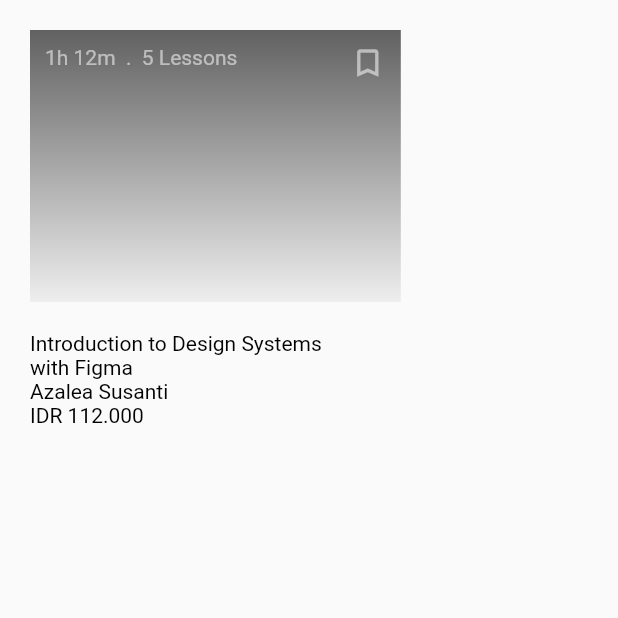
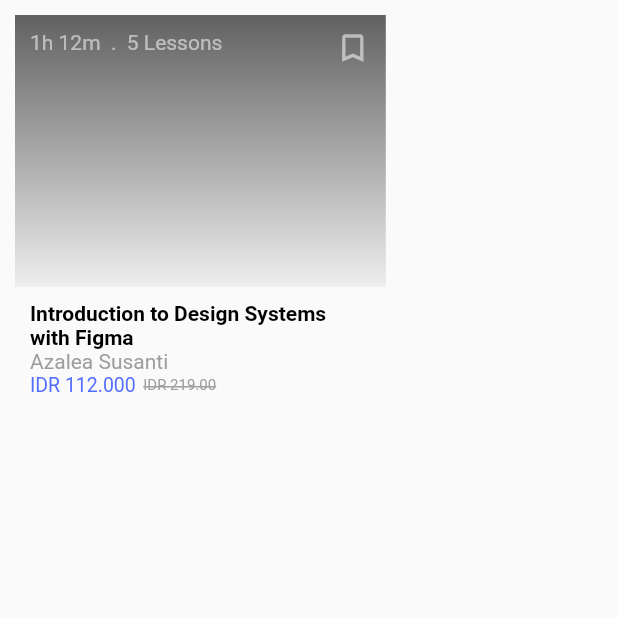
Before and after one commit to NASEEF00/curso_task, a Flutter app: the Video_List_View screen opened directly, on a phone screen of 412 x 824 dp, the top half of it. Run offline on Flutter 3.47's test engine with Material 2 defaults, Android fonts, the phone set to English and light mode, and no system bars; our stand-ins replace carousel_slider.

Commit message:
initial commit

```diff
--- a/lib/Screens/sub_Topic_Page.dart
+++ b/lib/Screens/sub_Topic_Page.dart
@@ -36,7 +36,7 @@ class _SubTopicState extends State<SubTopic> {
                   Padding(
                     padding: const EdgeInsets.only(left: 12),
                     child: IconButton(
-                        onPressed: () {},
+                        onPressed: () {Navigator.pop(context);},
                         icon: const Icon(
                           Icons.arrow_back_ios,
                           color: Colors.white54,
@@ -80,7 +80,7 @@ class _SubTopicState extends State<SubTopic> {
             SizedBox(
                 height: MediaQuery.of(context).size.height * 0.38,
                 width: MediaQuery.of(context).size.width,
-                child: listbiew()),
+                child: const listbiew()),
             const Padding(
               padding: EdgeInsets.only(left: 12),
               child: Text(
@@ -88,7 +88,7 @@ class _SubTopicState extends State<SubTopic> {
                 style: TextStyle(fontWeight: FontWeight.bold, fontSize: 15),
               ),
             ),
-            AllCourses(),
+            const AllCourses(),
           ],
         ),
       ),
--- a/lib/Widgets/all_Courses.dart
+++ b/lib/Widgets/all_Courses.dart
@@ -75,7 +75,7 @@ class _AllCoursesState extends State<AllCourses> {
 
                         ),
                       ],),
-                      Divider(
+                      const Divider(
                         thickness: 2,
                       ),
                     ],
--- a/lib/Widgets/all_Topics.dart
+++ b/lib/Widgets/all_Topics.dart
@@ -42,7 +42,7 @@ class _AllTopicsState extends State<AllTopics> {
                     color: Colors.grey.shade600,
                     fontSize: MediaQuery.of(context).textScaleFactor * 12),
               ),
-              trailing: IconButton(onPressed: () { }, icon:Icon(Icons.keyboard_arrow_right),),
+              trailing: IconButton(onPressed: () { Navigator.of(context).pushNamed('topicPage') ;}, icon:Icon(Icons.keyboard_arrow_right),),
             );
           },
           itemCount: allTopics.length,
--- a/lib/Widgets/video_List_view.dart
+++ b/lib/Widgets/video_List_view.dart
@@ -5,12 +5,13 @@ class Video_List_View extends StatelessWidget {
 
   @override
   Widget build(BuildContext context) {
-    return Scaffold(body:Column(
+    return Scaffold(
+      body: Column(
         mainAxisAlignment: MainAxisAlignment.start,
         crossAxisAlignment: CrossAxisAlignment.start,
         children: [
           Padding(
-          padding: const EdgeInsets.all(20),
+            padding: const EdgeInsets.all(10),
             child: Container(
               child: Stack(
                 children: [
@@ -48,15 +49,36 @@ class Video_List_View extends StatelessWidget {
               ),
             ),
           ),
-        Padding(padding:EdgeInsets.only(left: 20),child: Text("Introduction to Design Systems \nwith Figma")),
-
+          const Padding(
+              padding: EdgeInsets.only(left: 20),
+              child: Text(
+                "Introduction to Design Systems \nwith Figma",
+                style: TextStyle(fontWeight: FontWeight.bold),
+              )),
+          const Padding(
+            padding: EdgeInsets.only(left: 20),
+            child: Text(
+              "Azalea Susanti",
+              style: TextStyle(color: Colors.grey),
+            ),
+          ),
            Padding(
-          padding: EdgeInsets.only(left: 20),
-          child: Text("Azalea Susanti"),
-        ),
-        Padding(padding: EdgeInsets.only(left: 20),child: Text("IDR 112.000")),
+              padding: const EdgeInsets.only(left: 20),
+              child: Row(
+                children:const [ Text("IDR 112.000",
+                    style: TextStyle(color: Colors.indigoAccent,fontSize: 13),),
+               SizedBox(width: 5),
+               Text('IDR 219.00',
+                 style: TextStyle(color: Colors.grey,
+                   fontSize: 10,
+                   decoration: TextDecoration.lineThrough,
+                   decorationColor: Colors.grey,
+                   decorationThickness: 2.0,
+                 ),)
+              ],),),
 
         ],
-    ),);
+      ),
+    );
   }
 }
--- a/lib/main.dart
+++ b/lib/main.dart
@@ -1,4 +1,6 @@
+import 'package:curso_task/Screens/Topic_Page.dart';
 import 'package:curso_task/Screens/home_Page.dart';
+import 'package:curso_task/Screens/sub_Topic_Page.dart';
 import 'package:curso_task/Theme/my_themes.dart';
 import 'package:flutter/material.dart';
 
@@ -20,6 +22,10 @@ class MyApp extends StatelessWidget {
       darkTheme: MyThemes.darkTheme,
 
       home: const HomePage(),
+      routes: {
+        'subTopics':(BuildContext ctx)=>SubTopic(),
+        'topicPage':(BuildContext ctx)=>TopicPage(),
+      },
     );
   }
 }
```
Also changed, not shown: lib/Screens/Topic_Page.dart (+18 -13 lines), lib/Screens/home_Page.dart (+8 -11 lines), lib/Widgets/listView_video.dart (+22 -14 lines), lib/Widgets/text_Btn.dart (+11 -2 lines). Lines whose indentation alone changed are shown as unchanged.
